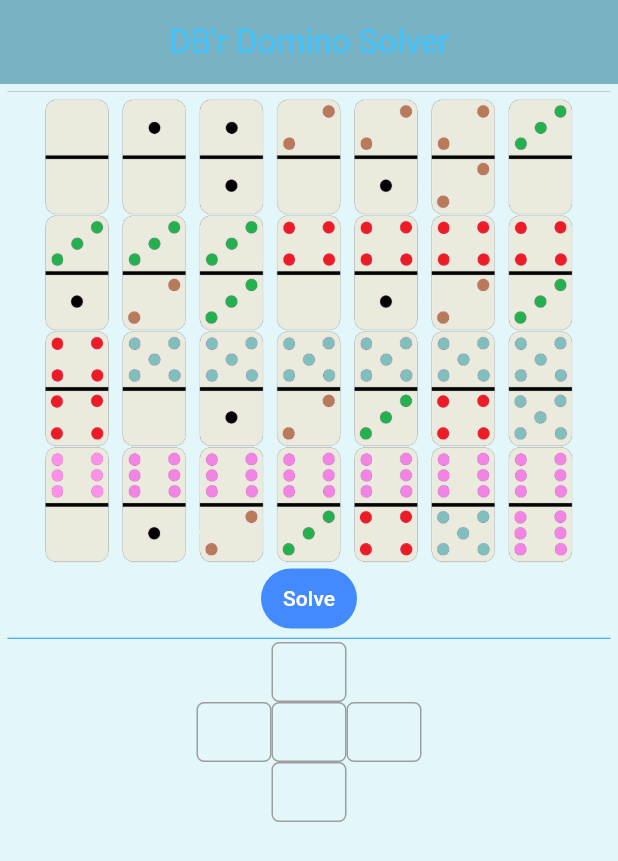
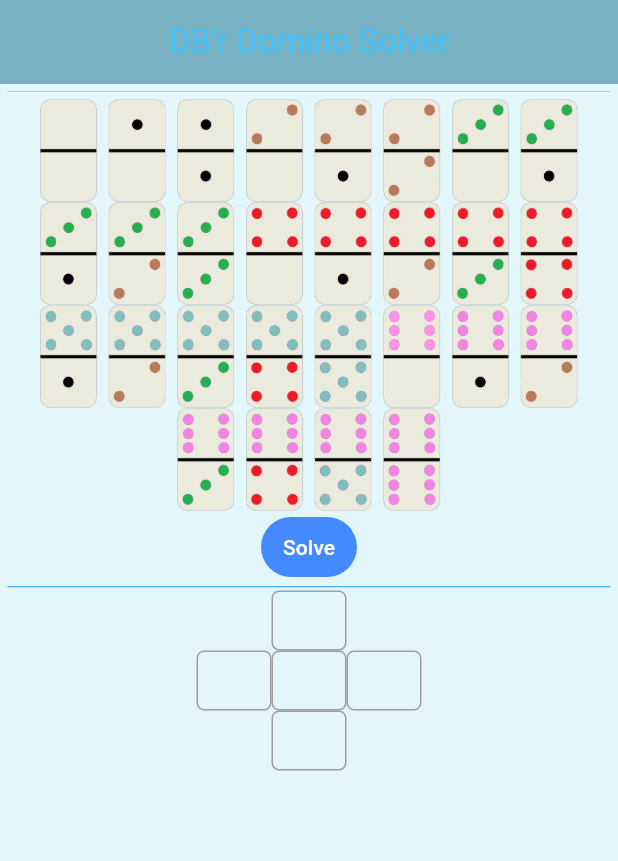
Before and after one commit to des-albert/domsix, a Flutter app: the screen it shows after launch, on a phone screen of 412 x 824 dp. Shown: the top 861 px of the screen. Run offline on Flutter 3.47's test engine with Material 3 defaults, Android fonts, the phone set to English and light mode, and no system bars.

Commit message:
first commit

```diff
--- a/lib/main.dart
+++ b/lib/main.dart
@@ -47,8 +47,8 @@ class DominoForm extends StatefulWidget {
 }
 
 class _DominoFormState extends State<DominoForm> {
-  double iconWidth = width / 8.0;
-  double iconHeight = width * 1.5 / 8.0;
+  double iconWidth = width / 9.0;
+  double iconHeight = width * 1.5 / 9.0;
   double boxWidth = 50.0;
   double boxHeight = 40.0;
 
@@ -117,12 +117,12 @@ class _DominoFormState extends State<DominoForm> {
     if (!tiles.contains(tile)) {
       tiles.add(tile);
       tile.m = "s";
-      if (tiles.length <= 11) {
+      if (tiles.length <= 8) {
         topLength = tiles.length;
         bottomLength = 0;
       } else {
-        topLength = 11;
-        bottomLength = tiles.length - 11;
+        topLength = 8;
+        bottomLength = tiles.length - 8;
       }
       setState(() {});
     }
@@ -130,12 +130,12 @@ class _DominoFormState extends State<DominoForm> {
 
   void _deletePile(Tile tile) {
     tiles.remove(tile);
-    if (tiles.length <= 11) {
+    if (tiles.length <= 8) {
       topLength = tiles.length;
       bottomLength = 0;
     } else {
-      topLength = 11;
-      bottomLength = tiles.length - 11;
+      topLength = 8;
+      bottomLength = tiles.length - 8;
     }
     setState(() {});
   }
@@ -553,7 +553,7 @@ class _DominoFormState extends State<DominoForm> {
           ),
           Row(
             mainAxisAlignment: MainAxisAlignment.center,
-            children: List.generate(7, (index) {
+            children: List.generate(8, (index) {
               return Container(
                 padding: const EdgeInsets.all(0.0),
                 width: iconWidth,
@@ -572,18 +572,18 @@ class _DominoFormState extends State<DominoForm> {
           ),
           Row(
             mainAxisAlignment: MainAxisAlignment.center,
-            children: List.generate(7, (index) {
+            children: List.generate(8, (index) {
               return Container(
                 padding: const EdgeInsets.all(0.0),
                 width: iconWidth,
                 child: IconButton(
                   padding: EdgeInsets.zero,
-                  icon: bones[index + 7].m == "s"
+                  icon: bones[index + 8].m == "s"
                       ? const SizedBox.shrink()
                       : Image.asset("assets/${bones[index + 7].name}.png",
                           height: iconHeight, width: iconWidth),
                   onPressed: () async {
-                    _addPile(bones[index + 7]);
+                    _addPile(bones[index + 8]);
                   },
                 ),
               );
@@ -591,18 +591,18 @@ class _DominoFormState extends State<DominoForm> {
           ),
           Row(
             mainAxisAlignment: MainAxisAlignment.center,
-            children: List.generate(7, (index) {
+            children: List.generate(8, (index) {
               return Container(
                 padding: const EdgeInsets.all(0.0),
                 width: iconWidth,
                 child: IconButton(
                   padding: EdgeInsets.zero,
-                  icon: bones[index + 14].m == "s"
+                  icon: bones[index + 18].m == "s"
                       ? const SizedBox.shrink()
-                      : Image.asset("assets/${bones[index + 14].name}.png",
+                      : Image.asset("assets/${bones[index + 16].name}.png",
                           height: iconHeight, width: iconWidth),
                   onPressed: () async {
-                    _addPile(bones[index + 14]);
+                    _addPile(bones[index + 16]);
                   },
                 ),
               );
@@ -610,18 +610,18 @@ class _DominoFormState extends State<DominoForm> {
           ),
           Row(
             mainAxisAlignment: MainAxisAlignment.center,
-            children: List.generate(7, (index) {
+            children: List.generate(4, (index) {
               return Container(
                 padding: const EdgeInsets.all(0.0),
                 width: iconWidth,
                 child: IconButton(
                   padding: EdgeInsets.zero,
-                  icon: bones[index + 21].m == "s"
+                  icon: bones[index + 24].m == "s"
                       ? const SizedBox.shrink()
-                      : Image.asset("assets/${bones[index + 21].name}.png",
+                      : Image.asset("assets/${bones[index + 24].name}.png",
                           height: iconHeight, width: iconWidth),
                   onPressed: () async {
-                    _addPile(bones[index + 21]);
+                    _addPile(bones[index + 24]);
                   },
                 ),
               );
@@ -661,7 +661,7 @@ class _DominoFormState extends State<DominoForm> {
                   width: iconWidth,
                   child: IconButton(
                     padding: EdgeInsets.zero,
-                    icon: Image.asset("assets/${tiles[inx + 11].name}.png",
+                    icon: Image.asset("assets/${tiles[inx + 8].name}.png",
                         height: iconHeight, width: iconWidth),
                     onPressed: () {
                       _deletePile(tiles[inx]);
```
